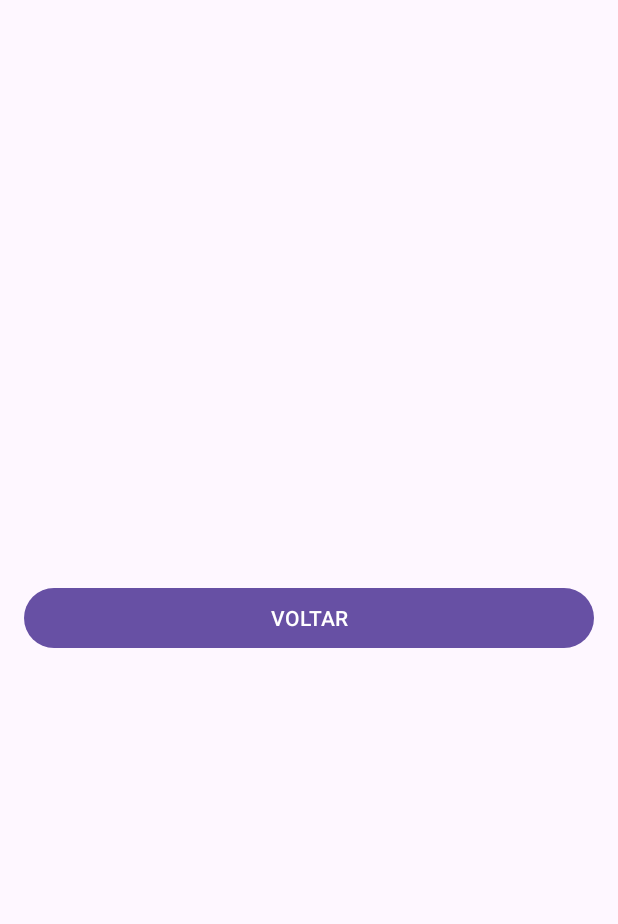
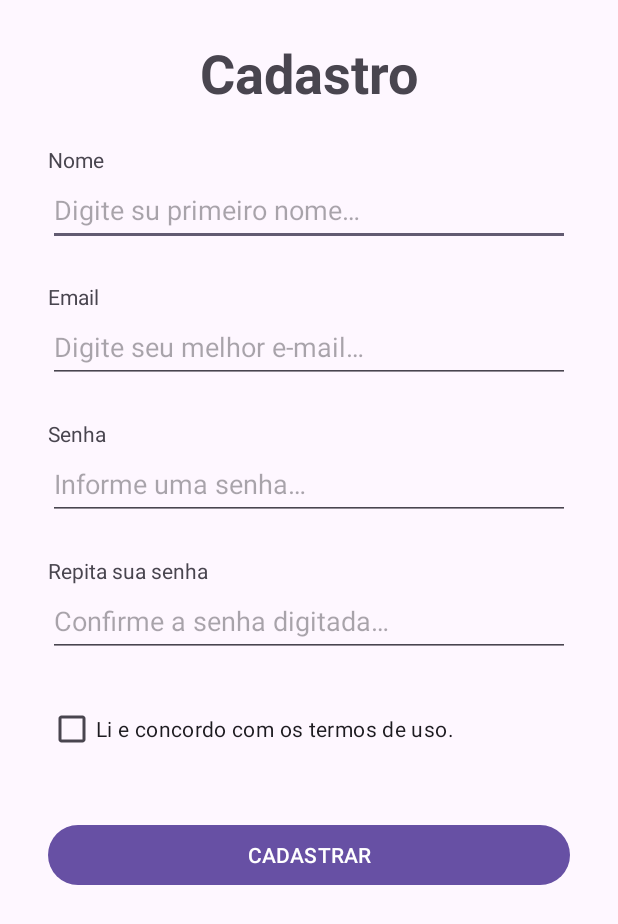
Before and after one commit to Nunes982/AppDataEHoraAtual, an Android app: the CadastroUsuarioActivity screen opened directly, with no data from a screen before it, on a phone screen of 412 x 824 dp. Shown: the top 924 px of the screen. Run offline under Robolectric (Android 15) with nearby library versions, the phone set to English and light mode, and no system bars.

Commit message:
criando layout de Cadastro

```diff
--- a/app/src/main/AndroidManifest.xml
+++ b/app/src/main/AndroidManifest.xml
@@ -14,6 +14,7 @@
         tools:targetApi="31" >
         <activity
             android:name=".CadastroUsuarioActivity"
+            android:screenOrientation="portrait"
             android:exported="false" />
         <activity
             android:name=".MainActivity"
--- a/app/src/main/java/app/daaziv2/apptextov2/CadastroUsuarioActivity.java
+++ b/app/src/main/java/app/daaziv2/apptextov2/CadastroUsuarioActivity.java
@@ -9,16 +9,16 @@ import android.widget.Button;
 
 public class CadastroUsuarioActivity extends AppCompatActivity {
 
-    Button btnVoltar;
+    Button btnCadastrar;
 
     @Override
     protected void onCreate(Bundle savedInstanceState) {
         super.onCreate(savedInstanceState);
         setContentView(R.layout.activity_cadastro_usuario);
 
-        btnVoltar = findViewById(R.id.btnVoltar);
+        btnCadastrar = findViewById(R.id.btnCadastrar);
 
-        btnVoltar.setOnClickListener(new View.OnClickListener() {
+        btnCadastrar.setOnClickListener(new View.OnClickListener() {
             @Override
             public void onClick(View v) {
 
--- a/app/src/main/res/layout/activity_cadastro_usuario.xml
+++ b/app/src/main/res/layout/activity_cadastro_usuario.xml
@@ -1,19 +1,126 @@
 <?xml version="1.0" encoding="utf-8"?>
-<androidx.constraintlayout.widget.ConstraintLayout xmlns:android="http://schemas.android.com/apk/res/android"
-    xmlns:app="http://schemas.android.com/apk/res-auto"
+<androidx.appcompat.widget.LinearLayoutCompat xmlns:android="http://schemas.android.com/apk/res/android"
     xmlns:tools="http://schemas.android.com/tools"
     android:layout_width="match_parent"
     android:layout_height="match_parent"
+    android:layout_marginStart="16dp"
+    android:layout_marginEnd="16dp"
+    android:orientation="vertical"
     tools:context=".CadastroUsuarioActivity">
 
-    <Button
-        android:id="@+id/btnVoltar"
+    <TextView
+        android:id="@+id/txtTitulo"
         android:layout_width="match_parent"
         android:layout_height="wrap_content"
-        android:text="@string/btnVoltar"
-        android:layout_margin="16dp"
-        app:layout_constraintBottom_toBottomOf="parent"
-        app:layout_constraintEnd_toEndOf="parent"
-        app:layout_constraintStart_toStartOf="parent"
-        app:layout_constraintTop_toTopOf="parent" />
-</androidx.constraintlayout.widget.ConstraintLayout>
+        android:layout_gravity="center_horizontal"
+        android:layout_marginStart="16dp"
+        android:layout_marginTop="24dp"
+        android:layout_marginEnd="16dp"
+        android:layout_marginBottom="24dp"
+        android:text="@string/TxtTitulo"
+        android:textAlignment="center"
+        android:textSize="36sp"
+        android:textStyle="bold" />
+
+    <TextView
+        android:id="@+id/txtNome"
+        android:layout_width="match_parent"
+        android:layout_height="wrap_content"
+        android:layout_gravity="center_horizontal"
+        android:layout_marginStart="16dp"
+        android:layout_marginEnd="16dp"
+        android:text="@string/txtNome" />
+
+    <EditText
+        android:id="@+id/editNome"
+        android:layout_width="match_parent"
+        android:layout_height="48dp"
+        android:layout_gravity="center_horizontal"
+        android:layout_marginStart="16dp"
+        android:layout_marginEnd="16dp"
+        android:ems="10"
+        android:hint="@string/editNome"
+        android:inputType="text" />
+
+    <TextView
+        android:id="@+id/txtEmail"
+        android:layout_width="match_parent"
+        android:layout_height="wrap_content"
+        android:layout_gravity="center_horizontal"
+        android:layout_marginStart="16dp"
+        android:layout_marginTop="24dp"
+        android:layout_marginEnd="16dp"
+        android:text="@string/txtEmail" />
+
+    <EditText
+        android:id="@+id/editEmail"
+        android:layout_width="match_parent"
+        android:layout_height="48dp"
+        android:layout_gravity="center_horizontal"
+        android:layout_marginStart="16dp"
+        android:layout_marginEnd="16dp"
+        android:ems="10"
+        android:hint="@string/editEmail"
+        android:inputType="textEmailAddress" />
+
+    <TextView
+        android:id="@+id/txtSenhaA"
+        android:layout_width="match_parent"
+        android:layout_height="wrap_content"
+        android:layout_gravity="center_horizontal"
+        android:layout_marginStart="16dp"
+        android:layout_marginTop="24dp"
+        android:layout_marginEnd="16dp"
+        android:text="@string/txtSenhaA" />
+
+    <EditText
+        android:id="@+id/editSenhaA"
+        android:layout_width="match_parent"
+        android:layout_height="48dp"
+        android:layout_gravity="center_horizontal"
+        android:layout_marginStart="16dp"
+        android:layout_marginEnd="16dp"
+        android:ems="10"
+        android:hint="@string/editSenhaA"
+        android:inputType="numberPassword" />
+
+    <TextView
+        android:id="@+id/txtSenhaB"
+        android:layout_width="match_parent"
+        android:layout_height="wrap_content"
+        android:layout_gravity="center_horizontal"
+        android:layout_marginStart="16dp"
+        android:layout_marginTop="24dp"
+        android:layout_marginEnd="16dp"
+        android:text="@string/txtSenhaB" />
+
+    <EditText
+        android:id="@+id/editSenhaB"
+        android:layout_width="match_parent"
+        android:layout_height="48dp"
+        android:layout_gravity="center_horizontal"
+        android:layout_marginStart="16dp"
+        android:layout_marginEnd="16dp"
+        android:ems="10"
+        android:hint="@string/editSenhaB"
+        android:inputType="numberPassword" />
+
+    <CheckBox
+        android:id="@+id/ckTermos"
+        android:layout_width="wrap_content"
+        android:layout_height="wrap_content"
+        android:layout_marginStart="16dp"
+        android:layout_marginTop="24dp"
+        android:layout_marginEnd="16dp"
+        android:text="@string/ckTermos" />
+
+    <Button
+        android:id="@+id/btnCadastrar"
+        android:layout_width="match_parent"
+        android:layout_height="wrap_content"
+        android:layout_marginStart="16dp"
+        android:layout_marginTop="36dp"
+        android:layout_marginEnd="16dp"
+        android:text="@string/btnCadastrar" />
+
+</androidx.appcompat.widget.LinearLayoutCompat>
--- a/app/src/main/res/values/strings.xml
+++ b/app/src/main/res/values/strings.xml
@@ -5,4 +5,15 @@
     <string name="txt_hora">12:41</string>
     <string name="btn_cadastro">Cadastro de Novo Usuário</string>
     <string name="btnVoltar">VOLTAR</string>
+    <string name="ckTermos">Li e concordo com os termos de uso.</string>
+    <string name="btnCadastrar">CADASTRAR</string>
+    <string name="editSenhaB">Confirme a senha digitada…</string>
+    <string name="txtSenhaB">Repita sua senha</string>
+    <string name="editSenhaA">Informe uma senha…</string>
+    <string name="txtSenhaA">Senha</string>
+    <string name="editEmail">Digite seu melhor e-mail…</string>
+    <string name="txtEmail">Email</string>
+    <string name="editNome">Digite su primeiro nome…</string>
+    <string name="txtNome">Nome</string>
+    <string name="TxtTitulo">Cadastro</string>
 </resources>
```
